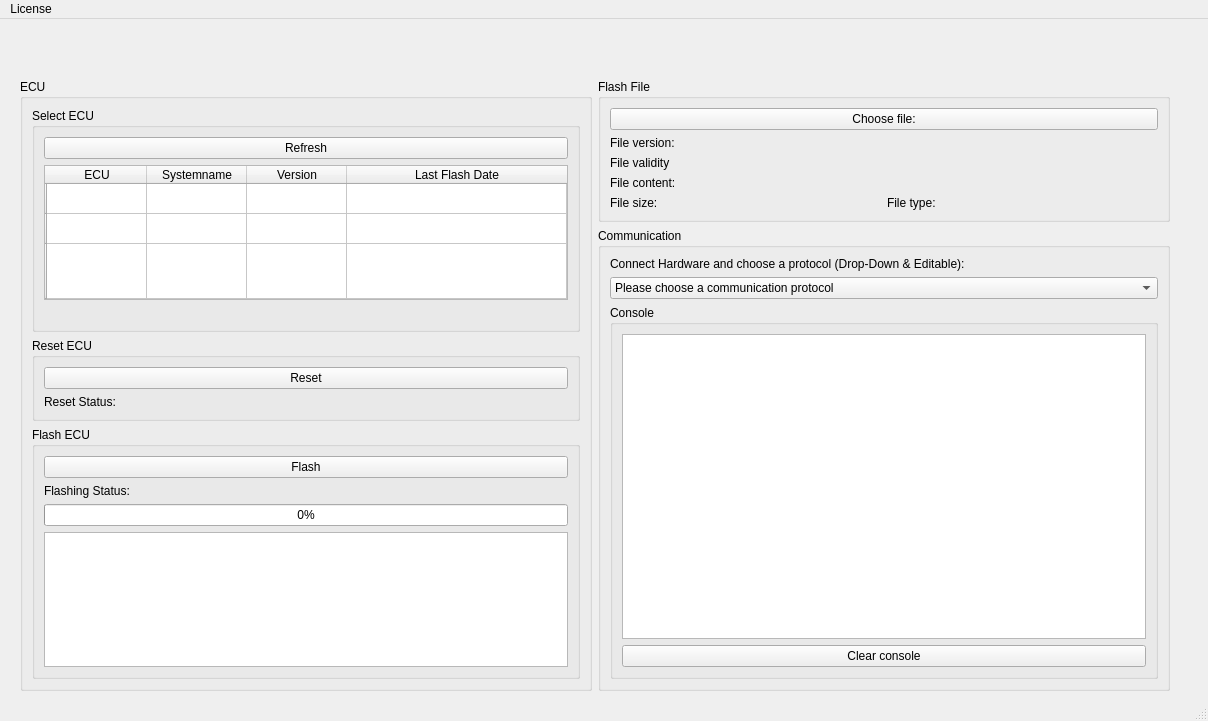
Old version of the form WINDOWS_GUI/mainwindow.ui in the repository amosproj/amos2024ss07-updating-flash-boot-loader.
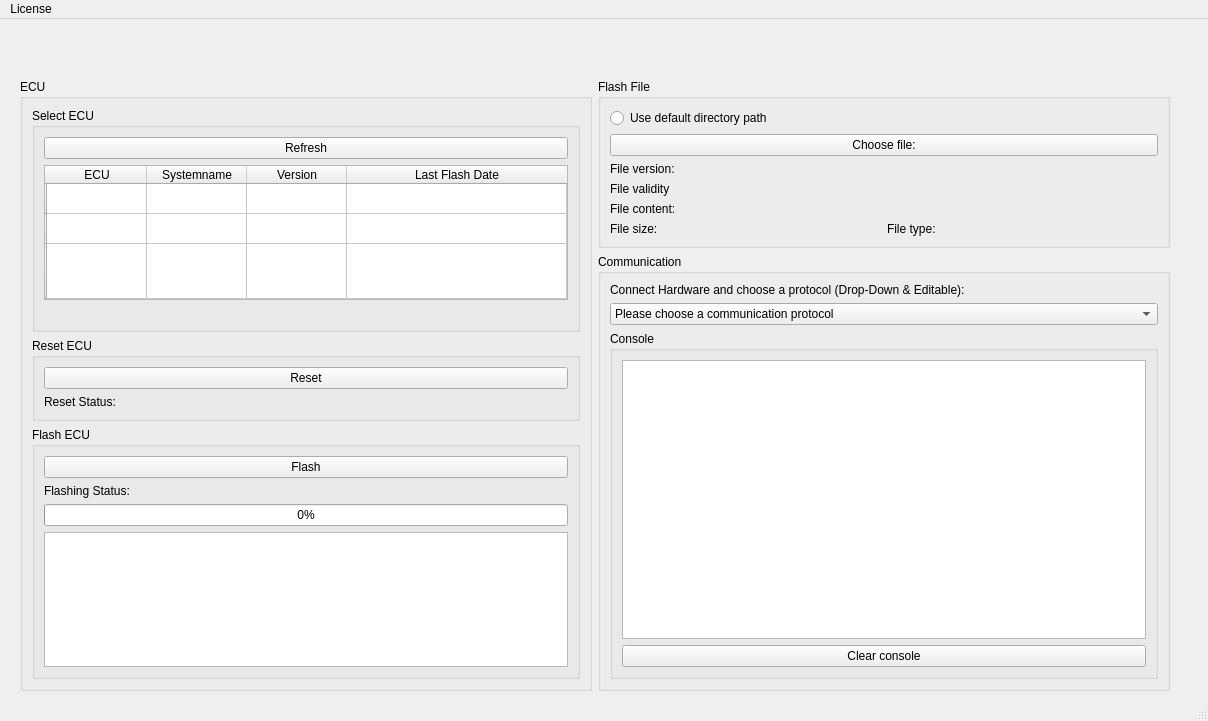
New version of the form.

Commit message: #116 Adding the option to use a default path

Patch:
```diff
--- a/WINDOWS_GUI/mainwindow.ui
+++ b/WINDOWS_GUI/mainwindow.ui
@@ -208,6 +208,13 @@
           <string>Flash File</string>
          </property>
          <layout class="QVBoxLayout" name="verticalLayout_file_flash">
+          <item>
+           <widget class="QRadioButton" name="radio_button_def_dir">
+            <property name="text">
+             <string>Use default directory path</string>
+            </property>
+           </widget>
+          </item>
           <item>
            <widget class="QPushButton" name="button_file">
             <property name="text">
```
The commit also changes 1 other file.
